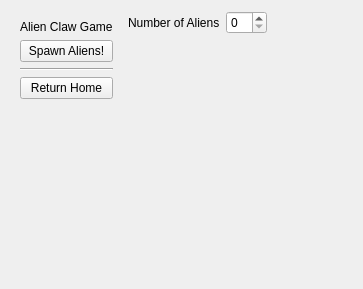
Qt form Alien/resources/widget/FinalProjWidget/Widget.ui (hannahp/cis510) before a commit.
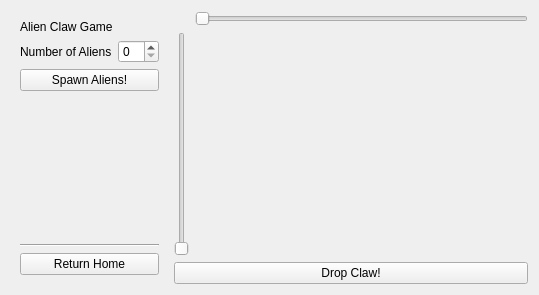
The same form after that commit.

The edit to the form file:
```diff
--- a/Alien/resources/widget/FinalProjWidget/Widget.ui
+++ b/Alien/resources/widget/FinalProjWidget/Widget.ui
@@ -6,8 +6,8 @@
    <rect>
     <x>0</x>
     <y>0</y>
-    <width>363</width>
-    <height>289</height>
+    <width>539</width>
+    <height>295</height>
    </rect>
   </property>
   <property name="windowTitle">
@@ -24,6 +24,20 @@
         </property>
        </widget>
       </item>
+      <item>
+       <layout class="QFormLayout" name="formLayout_2">
+        <item row="0" column="0">
+         <widget class="QLabel" name="numAlienLabel">
+          <property name="text">
+           <string>Number of Aliens</string>
+          </property>
+         </widget>
+        </item>
+        <item row="0" column="1">
+         <widget class="QSpinBox" name="numAliensSpinBox"/>
+        </item>
+       </layout>
+      </item>
       <item>
        <widget class="QPushButton" name="spawnButton">
         <property name="text">
@@ -32,65 +46,95 @@
        </widget>
       </item>
       <item>
-       <widget class="Line" name="line">
-        <property name="orientation">
-         <enum>Qt::Horizontal</enum>
-        </property>
-       </widget>
-      </item>
-      <item>
-       <widget class="QPushButton" name="homeBtn">
-        <property name="text">
-         <string>Return Home</string>
-        </property>
-       </widget>
-      </item>
-      <item>
-       <spacer name="verticalSpacer">
+       <spacer name="verticalSpacer_2">
         <property name="orientation">
          <enum>Qt::Vertical</enum>
         </property>
         <property name="sizeHint" stdset="0">
          <size>
           <width>20</width>
-          <height>40</height>
+          <height>130</height>
          </size>
         </property>
        </spacer>
       </item>
+      <item>
+       <widget class="Line" name="line">
+        <property name="orientation">
+         <enum>Qt::Horizontal</enum>
+        </property>
+       </widget>
+      </item>
+      <item>
+       <widget class="QPushButton" name="homeBtn">
+        <property name="text">
+         <string>Return Home</string>
+        </property>
+       </widget>
+      </item>
      </layout>
     </widget>
    </item>
    <item>
-    <layout class="QFormLayout" name="formLayout">
-     <property name="fieldGrowthPolicy">
-      <enum>QFormLayout::FieldsStayAtSizeHint</enum>
-     </property>
-     <item row="0" column="0">
-      <widget class="QLabel" name="numAlienLabel">
+    <layout class="QVBoxLayout" name="verticalLayout_2">
+     <item>
+      <layout class="QGridLayout" name="gridLayout">
+       <item row="1" column="1">
+        <spacer name="verticalSpacer">
+         <property name="orientation">
+          <enum>Qt::Vertical</enum>
+         </property>
+         <property name="sizeHint" stdset="0">
+          <size>
+           <width>20</width>
+           <height>40</height>
+          </size>
+         </property>
+        </spacer>
+       </item>
+       <item row="0" column="1">
+        <widget class="QSlider" name="clawHorizSlide">
+         <property name="minimum">
+          <number>-270</number>
+         </property>
+         <property name="maximum">
+          <number>384</number>
+         </property>
+         <property name="sliderPosition">
+          <number>-270</number>
+         </property>
+         <property name="orientation">
+          <enum>Qt::Horizontal</enum>
+         </property>
+        </widget>
+       </item>
+       <item row="1" column="0">
+        <widget class="QSlider" name="clawVertSlide">
+         <property name="minimum">
+          <number>-327</number>
+         </property>
+         <property name="maximum">
+          <number>348</number>
+         </property>
+         <property name="sliderPosition">
+          <number>-327</number>
+         </property>
+         <property name="orientation">
+          <enum>Qt::Vertical</enum>
+         </property>
+        </widget>
+       </item>
+      </layout>
+     </item>
+     <item>
+      <widget class="QPushButton" name="dropButton">
        <property name="text">
-        <string>Number of Aliens</string>
+        <string>Drop Claw!</string>
        </property>
       </widget>
      </item>
-     <item row="0" column="1">
-      <widget class="QSpinBox" name="numAliensSpinBox"/>
-     </item>
     </layout>
    </item>
-   <item>
-    <spacer name="horizontalSpacer">
-     <property name="orientation">
-      <enum>Qt::Horizontal</enum>
-     </property>
-     <property name="sizeHint" stdset="0">
-      <size>
-       <width>439</width>
-       <height>20</height>
-      </size>
-     </property>
-    </spacer>
-   </item>
   </layout>
  </widget>
  <resources/>
```
